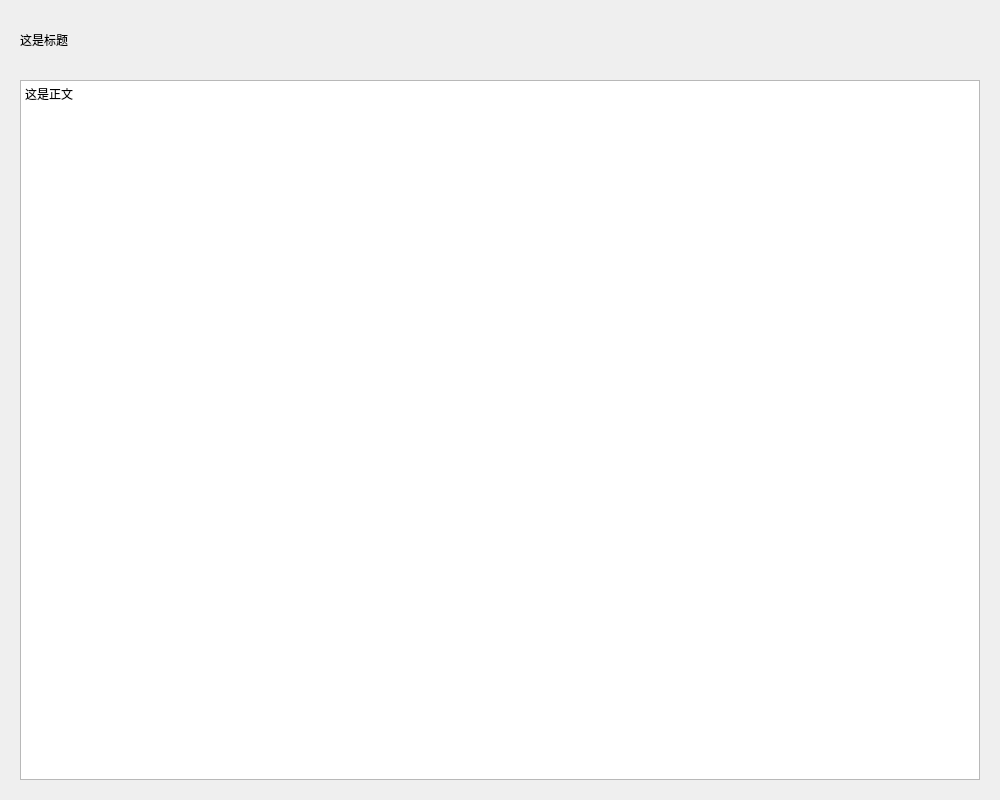
This is post_information/post_detailed_info.ui in Han-Bug/Software-Engineering-Practice as Qt 5 draws it before an edit. The edited form follows.
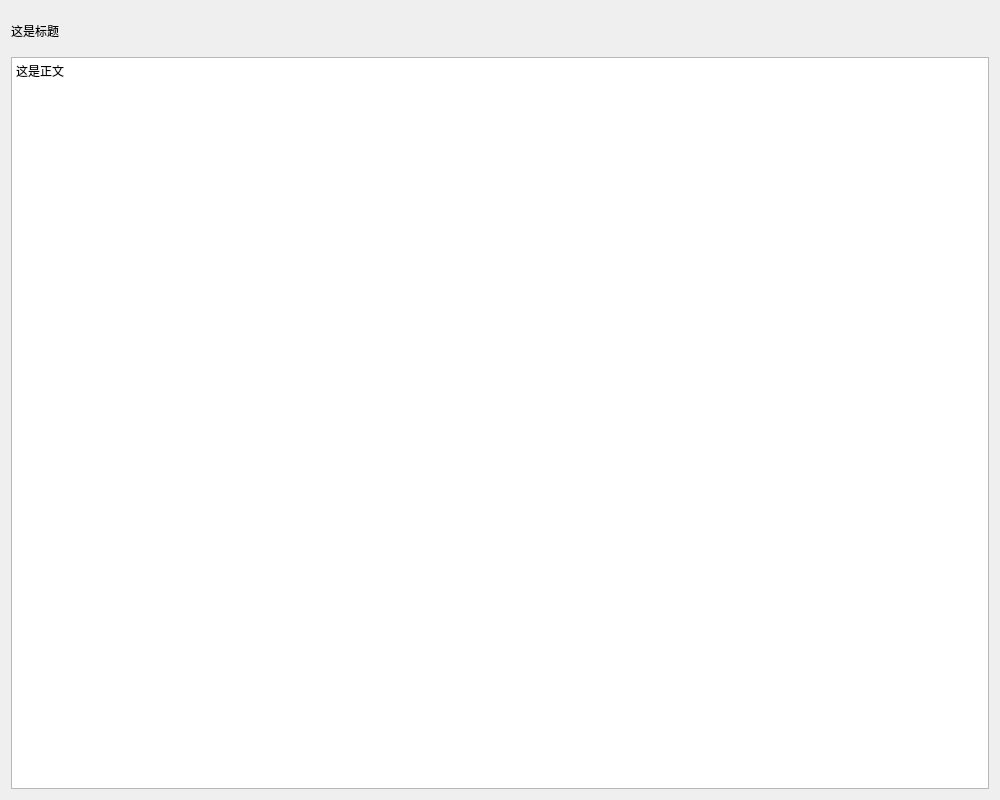
This is the edited form.

Commit message:
少量内容修改（二手市场、文章窗口调整、删除多余按钮）
添加了板块：“二手市场”
固定了关联窗口的大小
优化了文章窗口的伸缩性

What changed in the file:
```diff
--- a/post_information/post_detailed_info.ui
+++ b/post_information/post_detailed_info.ui
@@ -25,28 +25,22 @@
   <property name="windowTitle">
    <string>Form</string>
   </property>
+  <layout class="QVBoxLayout" name="verticalLayout">
+   <item>
   <widget class="QLabel" name="label">
-   <property name="geometry">
-    <rect>
-     <x>20</x>
-     <y>20</y>
-     <width>960</width>
+     <property name="minimumSize">
+      <size>
+       <width>0</width>
      <height>40</height>
-    </rect>
+      </size>
    </property>
    <property name="text">
     <string>这是标题</string>
    </property>
   </widget>
+   </item>
+   <item>
   <widget class="QTextBrowser" name="textBrowser">
-   <property name="geometry">
-    <rect>
-     <x>20</x>
-     <y>80</y>
-     <width>960</width>
-     <height>700</height>
-    </rect>
-   </property>
    <property name="contextMenuPolicy">
     <enum>Qt::NoContextMenu</enum>
    </property>
@@ -59,6 +53,8 @@
 &lt;p style=&quot;-qt-paragraph-type:empty; margin-top:0px; margin-bottom:0px; margin-left:0px; margin-right:0px; -qt-block-indent:0; text-indent:0px;&quot;&gt;&lt;br /&gt;&lt;/p&gt;&lt;/body&gt;&lt;/html&gt;</string>
    </property>
   </widget>
+   </item>
+  </layout>
  </widget>
  <resources/>
  <connections/>
```
Lines whose indentation alone changed are shown as unchanged. The commit also changes 6 other files.
